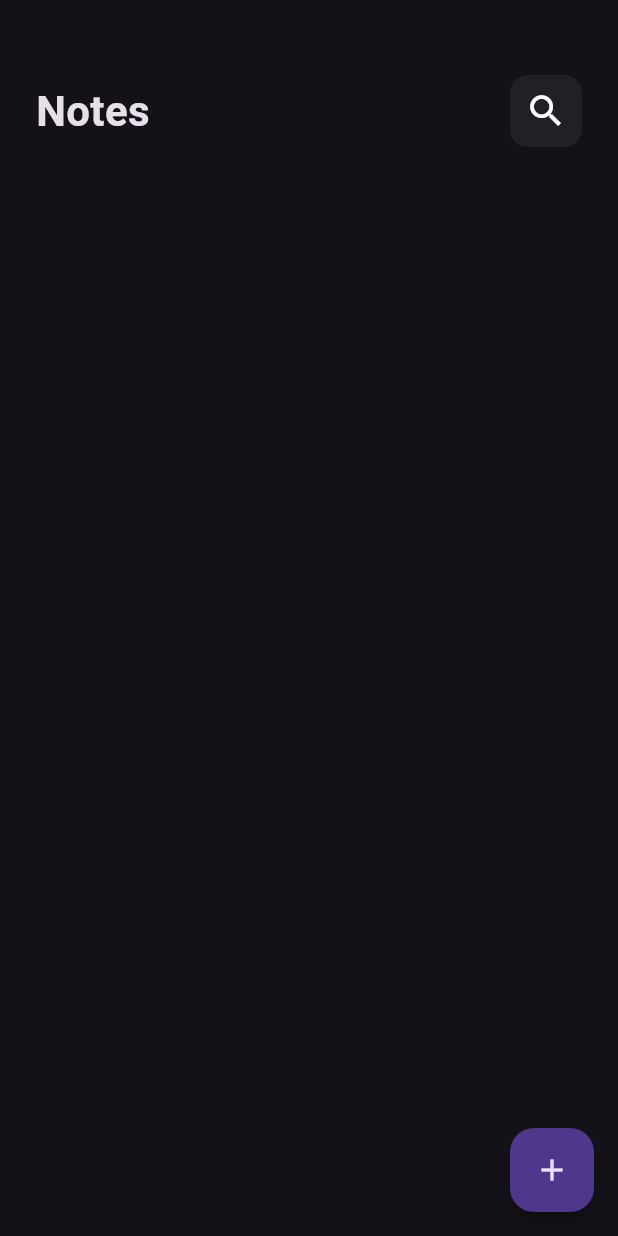
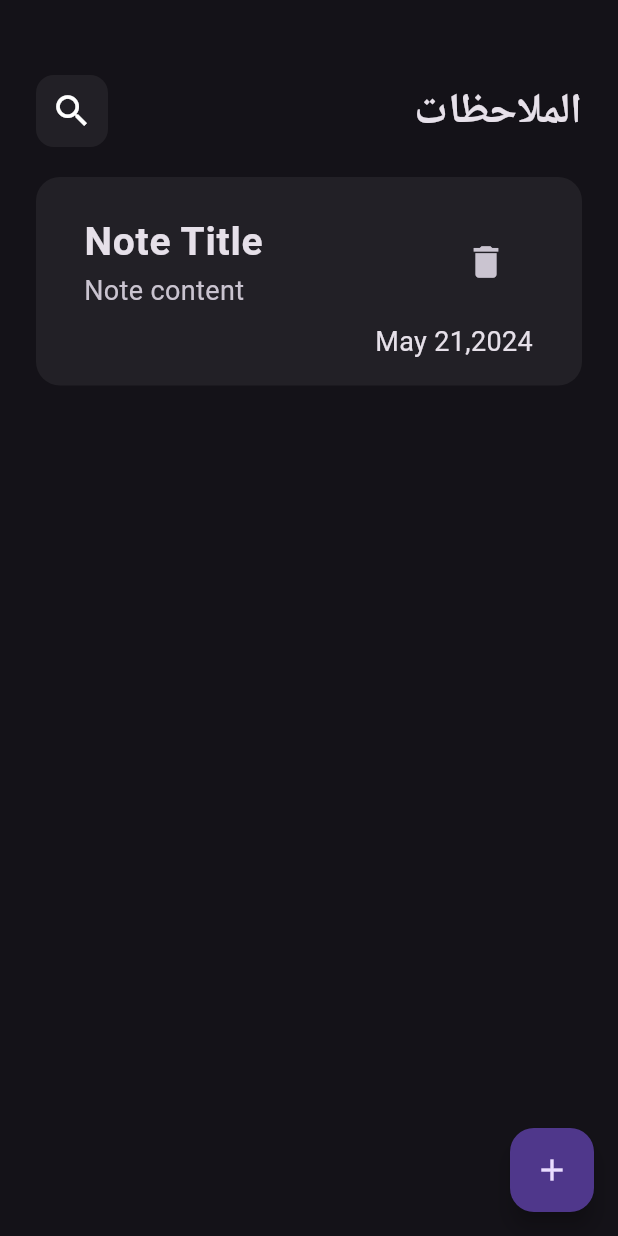
Before and after one commit to MohamedNaif/note_app, a Flutter app: the screen it shows after launch, on a phone screen of 412 x 824 dp. Run offline on Flutter 3.47's test engine with Material 3 defaults, Android fonts, the phone set to English and light mode, and no system bars.

Commit message:
cutom note item

```diff
--- a/lib/features/note_feature/presentation/views/widgets/custom_app_bar.dart
+++ b/lib/features/note_feature/presentation/views/widgets/custom_app_bar.dart
@@ -1,6 +1,3 @@
-
-
-
 import 'package:flutter/material.dart';
 
 import 'custom_search_icon.dart';
@@ -12,15 +9,16 @@ class CustomAppBar extends StatelessWidget {
   Widget build(BuildContext context) {
     return const Row(
       children: [
+        CustomSearchIcon(),
+        Spacer(),
         Text(
-          'Notes',
+          'الملاحظات',
           style: TextStyle(
             fontSize: 28,
             fontWeight: FontWeight.bold,
           ),
         ),
-        Spacer(),
-        CustomSearchIcon(),
+
       ],
     );
   }
--- /dev/null
+++ b/lib/features/note_feature/presentation/views/widgets/custom_note_item.dart
@@ -0,0 +1,44 @@
+import 'package:flutter/material.dart';
+
+class CustomNoteItem extends StatelessWidget {
+  const CustomNoteItem({super.key});
+
+  @override
+  Widget build(BuildContext context) {
+    return Container(
+      padding: const EdgeInsets.all(16),
+      decoration: BoxDecoration(
+        color: Colors.grey.withOpacity(0.1),
+        borderRadius: BorderRadius.circular(16),
+      ),
+      child: Column(
+        crossAxisAlignment: CrossAxisAlignment.end,
+        children: [
+          ListTile(
+            title: const Text(
+              'Note Title',
+              style: TextStyle(fontSize: 26, fontWeight: FontWeight.bold),
+            ),
+            subtitle: const Text(
+              'Note content',
+              style: TextStyle(fontSize: 18, fontWeight: FontWeight.normal),
+            ),
+            trailing: IconButton(
+                onPressed: () {},
+                icon: const Icon(
+                  Icons.delete,
+                  size: 28,
+                )),
+          ),
+          const Padding(
+            padding: EdgeInsets.only(right: 12),
+            child: Text(
+              'May 21,2024 ',
+              style: TextStyle(fontSize: 18, fontWeight: FontWeight.normal),
+            ),
+          ),
+        ],
+      ),
+    );
+  }
+}
--- a/lib/features/note_feature/presentation/views/widgets/notes_view_body.dart
+++ b/lib/features/note_feature/presentation/views/widgets/notes_view_body.dart
@@ -2,6 +2,7 @@ import 'package:flutter/material.dart';
 import 'package:flutter/widgets.dart';
 
 import 'custom_app_bar.dart';
+import 'custom_note_item.dart';
 
 class NotesViewBody extends StatelessWidget {
   const NotesViewBody({super.key});
@@ -16,6 +17,10 @@ class NotesViewBody extends StatelessWidget {
             height: 50,
           ),
           CustomAppBar(),
+          SizedBox(
+            height: 20,
+          ),
+          CustomNoteItem()
         ],
       ),
     );
```
